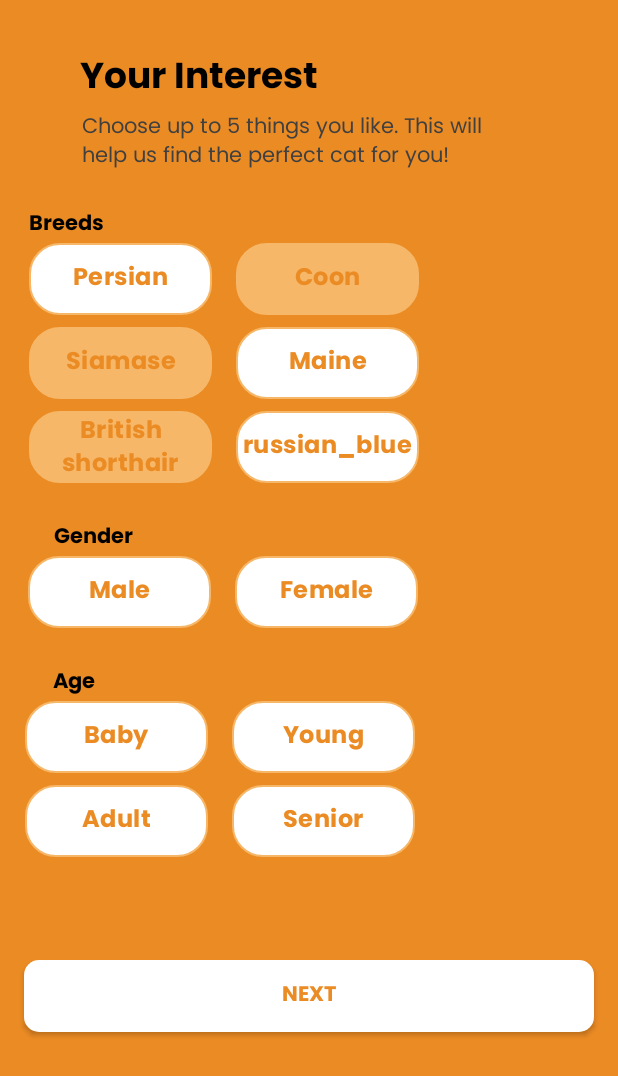
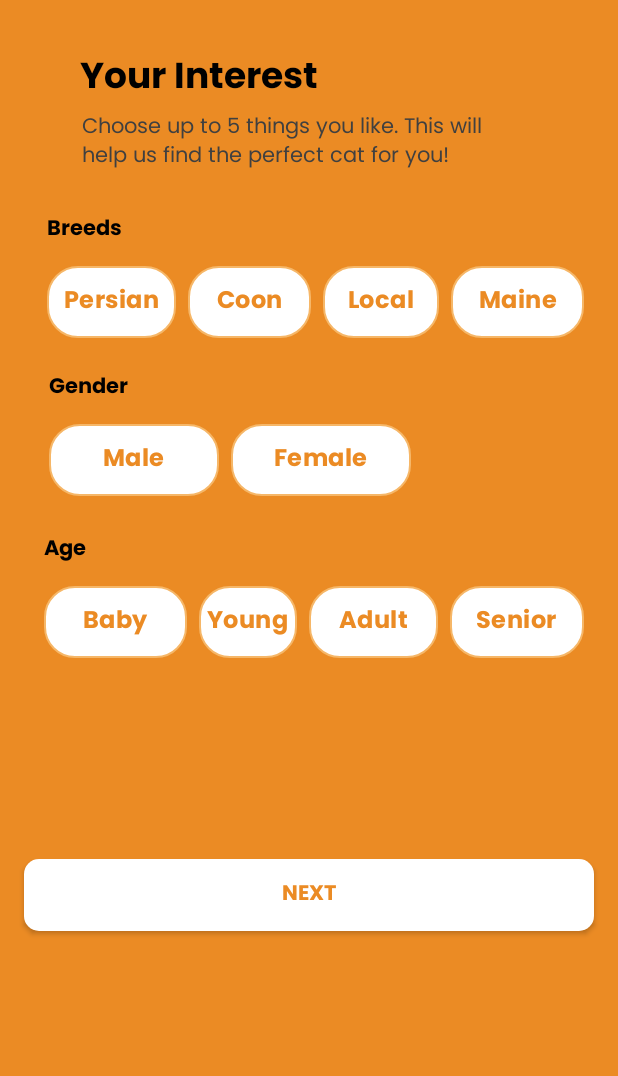
Before and after one commit to kucingku-capstone/Mobile-Development, an Android app: the UserPrefActivity screen opened directly, with no data from a screen before it, on a phone screen of 412 x 824 dp. Shown: the top 1076 px of the screen. Run offline under Robolectric (Android 15) with nearby library versions, the phone set to English and light mode, and no system bars; our stand-ins replace Firebase (no records; nobody signed in at launch, a user with empty details on screens opened directly).

Commit message:
user pref

```diff
--- a/app/src/main/res/layout/activity_user_preferance.xml
+++ b/app/src/main/res/layout/activity_user_preferance.xml
@@ -37,36 +37,43 @@
 
     <androidx.constraintlayout.widget.ConstraintLayout
         android:id="@+id/breed"
-        android:layout_width="374dp"
-        android:layout_height="wrap_content"
-        android:layout_marginTop="56dp"
+        android:layout_width="366dp"
+        android:layout_height="89dp"
+        android:layout_marginTop="24dp"
+        android:orientation="horizontal"
         app:layout_constraintEnd_toEndOf="parent"
-        app:layout_constraintHorizontal_bias="0.516"
         app:layout_constraintStart_toStartOf="parent"
-        app:layout_constraintTop_toTopOf="@+id/txt_messages">
+        app:layout_constraintTop_toBottomOf="@+id/txt_messages">
 
         <TextView
             android:id="@+id/txt_breed"
             android:layout_width="wrap_content"
             android:layout_height="wrap_content"
-            android:layout_marginTop="8dp"
+            android:layout_marginStart="8dp"
             android:fontFamily="@font/poppins_bold"
             android:text="@string/txt_breeds"
             android:textColor="@color/black"
             android:textSize="14sp"
-            app:layout_constraintEnd_toEndOf="parent"
-            app:layout_constraintHorizontal_bias="0.0"
             app:layout_constraintStart_toStartOf="parent"
             app:layout_constraintTop_toTopOf="parent" />
 
+        <RadioGroup
+            android:layout_width="match_parent"
+            android:layout_height="wrap_content"
+            android:orientation="horizontal"
+            app:layout_constraintEnd_toEndOf="parent"
+            app:layout_constraintStart_toStartOf="parent"
+            app:layout_constraintTop_toBottomOf="@+id/txt_breed">
+
             <RadioButton
                 android:id="@+id/btnpersian"
-            android:layout_width="122dp"
+                android:layout_width="86dp"
                 android:layout_height="48dp"
+                android:layout_marginStart="8dp"
+                android:layout_marginTop="12dp"
                 android:background="@drawable/radio_selector"
                 android:button="@android:color/transparent"
                 android:buttonTint="@color/lightorange"
-            android:checked="false"
                 android:fontFamily="@font/poppins_bold"
                 android:text="@string/btnpersian"
                 android:textAlignment="center"
@@ -77,100 +84,67 @@
 
             <RadioButton
                 android:id="@+id/btncoon"
-            android:layout_width="122dp"
+                android:layout_width="82dp"
                 android:layout_height="48dp"
-            android:layout_marginStart="16dp"
+                android:layout_marginStart="8dp"
+                android:layout_marginTop="12dp"
                 android:background="@drawable/radio_selector"
                 android:button="@android:color/transparent"
                 android:buttonTint="@color/lightorange"
-            android:checked="true"
                 android:fontFamily="@font/poppins_bold"
                 android:text="@string/btncoon"
                 android:textAlignment="center"
                 android:textColor="@color/orange"
                 android:textSize="16sp"
-            app:layout_constraintStart_toEndOf="@+id/btnpersian"
+                app:layout_constraintStart_toStartOf="parent"
                 app:layout_constraintTop_toBottomOf="@+id/txt_breed" />
 
             <RadioButton
-            android:id="@+id/btnsiamase"
-            android:layout_width="122dp"
-            android:layout_height="48dp"
-            android:layout_marginTop="8dp"
+                android:id="@+id/btnlocal"
+                android:layout_width="71dp"
+                android:layout_height="wrap_content"
+                android:layout_marginStart="8dp"
+                android:layout_marginTop="12dp"
+                android:layout_weight="1"
                 android:background="@drawable/radio_selector"
                 android:button="@android:color/transparent"
                 android:buttonTint="@color/lightorange"
-            android:checked="true"
                 android:fontFamily="@font/poppins_bold"
-            android:text="@string/btnsiamase"
+                android:text="@string/btnlocal"
                 android:textAlignment="center"
                 android:textColor="@color/orange"
                 android:textSize="16sp"
                 app:layout_constraintStart_toStartOf="parent"
-            app:layout_constraintTop_toBottomOf="@+id/btnpersian" />
+                app:layout_constraintTop_toBottomOf="@+id/txt_breed" />
 
             <RadioButton
                 android:id="@+id/btnmaine"
-            android:layout_width="122dp"
-            android:layout_height="48dp"
-            android:layout_marginStart="16dp"
-            android:layout_marginTop="8dp"
+                android:layout_width="82dp"
+                android:layout_height="wrap_content"
+                android:layout_marginStart="8dp"
+                android:layout_marginTop="12dp"
+                android:layout_weight="1"
                 android:background="@drawable/radio_selector"
                 android:button="@android:color/transparent"
                 android:buttonTint="@color/lightorange"
-            android:checked="false"
                 android:fontFamily="@font/poppins_bold"
                 android:text="@string/btnmaine"
                 android:textAlignment="center"
                 android:textColor="@color/orange"
                 android:textSize="16sp"
-            app:layout_constraintStart_toEndOf="@+id/btnsiamase"
-            app:layout_constraintTop_toBottomOf="@+id/btncoon" />
-
-        <RadioButton
-            android:id="@+id/btnbritish"
-            android:layout_width="122dp"
-            android:layout_height="48dp"
-            android:layout_marginTop="8dp"
-            android:background="@drawable/radio_selector"
-            android:button="@android:color/transparent"
-            android:buttonTint="@color/lightorange"
-            android:checked="true"
-            android:fontFamily="@font/poppins_bold"
-            android:text="@string/btnbritish"
-            android:textAlignment="center"
-            android:textColor="@color/orange"
-            android:textSize="16sp"
                 app:layout_constraintStart_toStartOf="parent"
-            app:layout_constraintTop_toBottomOf="@+id/btnsiamase" />
-
-        <RadioButton
-            android:id="@+id/btnrussian"
-            android:layout_width="122dp"
-            android:layout_height="48dp"
-            android:layout_marginStart="16dp"
-            android:layout_marginTop="8dp"
-            android:background="@drawable/radio_selector"
-            android:button="@android:color/transparent"
-            android:buttonTint="@color/lightorange"
-            android:checked="false"
-            android:fontFamily="@font/poppins_bold"
-            android:text="@string/btnrussian"
-            android:textAlignment="center"
-            android:textColor="@color/orange"
-            android:textSize="16sp"
-            app:layout_constraintStart_toEndOf="@+id/btnbritish"
-            app:layout_constraintTop_toBottomOf="@+id/btnmaine" />
-
+                app:layout_constraintTop_toBottomOf="@+id/txt_breed" />
+        </RadioGroup>
     </androidx.constraintlayout.widget.ConstraintLayout>
 
     <androidx.constraintlayout.widget.ConstraintLayout
         android:id="@+id/gender"
-        android:layout_width="374dp"
-        android:layout_height="wrap_content"
+        android:layout_width="363dp"
+        android:layout_height="92dp"
         android:layout_marginTop="16dp"
+        android:orientation="horizontal"
         app:layout_constraintEnd_toEndOf="parent"
-        app:layout_constraintHorizontal_bias="0.486"
+        app:layout_constraintHorizontal_bias="0.509"
         app:layout_constraintStart_toStartOf="parent"
         app:layout_constraintTop_toBottomOf="@+id/breed">
 
@@ -178,58 +152,66 @@
             android:id="@+id/txt_gender"
             android:layout_width="wrap_content"
             android:layout_height="wrap_content"
-            android:layout_marginTop="8dp"
+            android:layout_marginStart="8dp"
             android:fontFamily="@font/poppins_bold"
             android:text="@string/txt_gender"
             android:textColor="@color/black"
             android:textSize="14sp"
-            app:layout_constraintEnd_toEndOf="parent"
-            app:layout_constraintHorizontal_bias="0.053"
             app:layout_constraintStart_toStartOf="parent"
             app:layout_constraintTop_toTopOf="parent" />
 
+        <RadioGroup
+            android:layout_width="match_parent"
+            android:layout_height="wrap_content"
+            android:orientation="horizontal"
+            app:layout_constraintEnd_toEndOf="parent"
+            app:layout_constraintStart_toStartOf="parent"
+            app:layout_constraintTop_toBottomOf="@+id/txt_gender">
+
             <RadioButton
                 android:id="@+id/btnmale"
-            android:layout_width="122dp"
+                android:layout_width="113dp"
                 android:layout_height="48dp"
+                android:layout_marginStart="8dp"
+                android:layout_marginTop="12dp"
                 android:background="@drawable/radio_selector"
                 android:button="@android:color/transparent"
                 android:buttonTint="@color/lightorange"
-            android:checked="false"
                 android:fontFamily="@font/poppins_bold"
                 android:text="@string/btnmale"
                 android:textAlignment="center"
                 android:textColor="@color/orange"
                 android:textSize="16sp"
                 app:layout_constraintStart_toStartOf="parent"
-            app:layout_constraintTop_toBottomOf="@+id/txt_gender" />
+                app:layout_constraintTop_toBottomOf="@+id/txt_breed" />
 
             <RadioButton
                 android:id="@+id/btnfemale"
-            android:layout_width="122dp"
+                android:layout_width="120dp"
                 android:layout_height="48dp"
-            android:layout_marginStart="16dp"
+                android:layout_marginStart="8dp"
+                android:layout_marginTop="12dp"
                 android:background="@drawable/radio_selector"
                 android:button="@android:color/transparent"
                 android:buttonTint="@color/lightorange"
-            android:checked="false"
                 android:fontFamily="@font/poppins_bold"
                 android:text="@string/btnfemale"
                 android:textAlignment="center"
                 android:textColor="@color/orange"
                 android:textSize="16sp"
-            app:layout_constraintStart_toEndOf="@+id/btnmale"
-            app:layout_constraintTop_toBottomOf="@+id/txt_gender" />
-
+                app:layout_constraintStart_toStartOf="parent"
+                app:layout_constraintTop_toBottomOf="@+id/txt_breed" />
+        </RadioGroup>
     </androidx.constraintlayout.widget.ConstraintLayout>
 
     <androidx.constraintlayout.widget.ConstraintLayout
         android:id="@+id/age"
-        android:layout_width="374dp"
-        android:layout_height="wrap_content"
+        android:layout_width="368dp"
+        android:layout_height="99dp"
         android:layout_marginTop="16dp"
+        android:orientation="horizontal"
         app:layout_constraintEnd_toEndOf="parent"
-        app:layout_constraintHorizontal_bias="0.432"
+        app:layout_constraintHorizontal_bias="0.485"
         app:layout_constraintStart_toStartOf="parent"
         app:layout_constraintTop_toBottomOf="@+id/gender">
 
@@ -237,84 +219,92 @@
             android:id="@+id/txt_age"
             android:layout_width="wrap_content"
             android:layout_height="wrap_content"
-            android:layout_marginTop="8dp"
+            android:layout_marginStart="8dp"
             android:fontFamily="@font/poppins_bold"
             android:text="@string/txt_age"
             android:textColor="@color/black"
             android:textSize="14sp"
-            app:layout_constraintEnd_toEndOf="parent"
-            app:layout_constraintHorizontal_bias="0.053"
             app:layout_constraintStart_toStartOf="parent"
             app:layout_constraintTop_toTopOf="parent" />
 
+        <RadioGroup
+            android:layout_width="match_parent"
+            android:layout_height="wrap_content"
+            android:orientation="horizontal"
+            app:layout_constraintEnd_toEndOf="parent"
+            app:layout_constraintStart_toStartOf="parent"
+            app:layout_constraintTop_toBottomOf="@+id/txt_age">
+
             <RadioButton
                 android:id="@+id/btnbaby"
-            android:layout_width="122dp"
+                android:layout_width="95dp"
                 android:layout_height="48dp"
+                android:layout_marginStart="8dp"
+                android:layout_marginTop="12dp"
                 android:background="@drawable/radio_selector"
                 android:button="@android:color/transparent"
                 android:buttonTint="@color/lightorange"
-            android:checked="false"
                 android:fontFamily="@font/poppins_bold"
                 android:text="@string/btnbaby"
                 android:textAlignment="center"
                 android:textColor="@color/orange"
                 android:textSize="16sp"
                 app:layout_constraintStart_toStartOf="parent"
-            app:layout_constraintTop_toBottomOf="@+id/txt_age" />
+                app:layout_constraintTop_toBottomOf="@+id/txt_breed" />
 
             <RadioButton
                 android:id="@+id/btnyoung"
-            android:layout_width="122dp"
+                android:layout_width="94dp"
                 android:layout_height="48dp"
-            android:layout_marginStart="16dp"
+                android:layout_marginStart="8dp"
+                android:layout_marginTop="12dp"
+                android:layout_weight="1"
                 android:background="@drawable/radio_selector"
                 android:button="@android:color/transparent"
                 android:buttonTint="@color/lightorange"
-            android:checked="false"
                 android:fontFamily="@font/poppins_bold"
                 android:text="@string/btnyoung"
                 android:textAlignment="center"
                 android:textColor="@color/orange"
                 android:textSize="16sp"
-            app:layout_constraintStart_toEndOf="@+id/btnbaby"
-            app:layout_constraintTop_toBottomOf="@+id/txt_age" />
+                app:layout_constraintStart_toStartOf="parent"
+                app:layout_constraintTop_toBottomOf="@+id/txt_breed" />
 
             <RadioButton
                 android:id="@+id/btnadult"
-            android:layout_width="122dp"
+                android:layout_width="86dp"
                 android:layout_height="48dp"
-            android:layout_marginTop="8dp"
+                android:layout_marginStart="8dp"
+                android:layout_marginTop="12dp"
                 android:background="@drawable/radio_selector"
                 android:button="@android:color/transparent"
                 android:buttonTint="@color/lightorange"
-            android:checked="false"
                 android:fontFamily="@font/poppins_bold"
                 android:text="@string/btnadult"
                 android:textAlignment="center"
                 android:textColor="@color/orange"
                 android:textSize="16sp"
                 app:layout_constraintStart_toStartOf="parent"
-            app:layout_constraintTop_toBottomOf="@+id/btnbaby" />
+                app:layout_constraintTop_toBottomOf="@+id/txt_breed" />
 
             <RadioButton
                 android:id="@+id/btnsenior"
-            android:layout_width="122dp"
+                android:layout_width="89dp"
                 android:layout_height="48dp"
-            android:layout_marginStart="16dp"
-            android:layout_marginTop="8dp"
+                android:layout_marginStart="8dp"
+                android:layout_marginTop="12dp"
                 android:background="@drawable/radio_selector"
                 android:button="@android:color/transparent"
                 android:buttonTint="@color/lightorange"
-            android:checked="false"
                 android:fontFamily="@font/poppins_bold"
                 android:text="@string/btnsenior"
                 android:textAlignment="center"
                 android:textColor="@color/orange"
                 android:textSize="16sp"
-            app:layout_constraintStart_toEndOf="@+id/btnadult"
-            app:layout_constraintTop_toBottomOf="@+id/btnyoung" />
+                app:layout_constraintStart_toStartOf="parent"
+                app:layout_constraintTop_toBottomOf="@+id/txt_breed" />
 
+        </RadioGroup>
     </androidx.constraintlayout.widget.ConstraintLayout>
 
     <androidx.appcompat.widget.AppCompatButton
@@ -322,7 +312,7 @@
         android:layout_width="0dp"
         android:layout_height="wrap_content"
         android:layout_marginHorizontal="16dp"
-        android:layout_marginTop="32dp"
+        android:layout_marginTop="64dp"
         android:background="@drawable/radius_btn2"
         android:fontFamily="@font/poppins_bold"
         android:text="@string/next"
@@ -334,4 +324,5 @@
         app:layout_constraintVertical_bias="0.213" />
 
 
+
 </androidx.constraintlayout.widget.ConstraintLayout>
--- a/app/src/main/res/values/strings.xml
+++ b/app/src/main/res/values/strings.xml
@@ -35,7 +35,8 @@
     <string name="btnsiamase">Siamase</string>
     <string name="btnmaine">Maine</string>
     <string name="btnbritish">British shorthair</string>
-    <string name="btnrussian">russian_blue</string>
+    <string name="btnrussian">Russian Blue</string>
+    <string name="btnlocal">Local</string>
 
     <!--    Gender section-->
     <string name="txt_gender">Gender</string>
```
Lines whose indentation alone changed are shown as unchanged.
